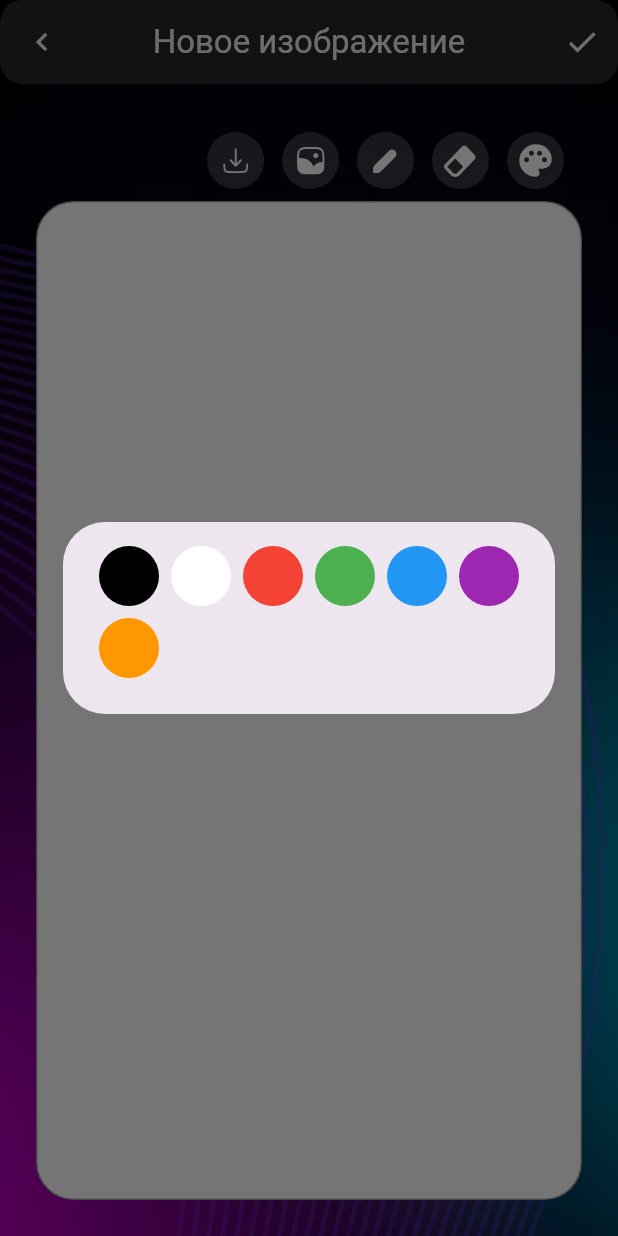
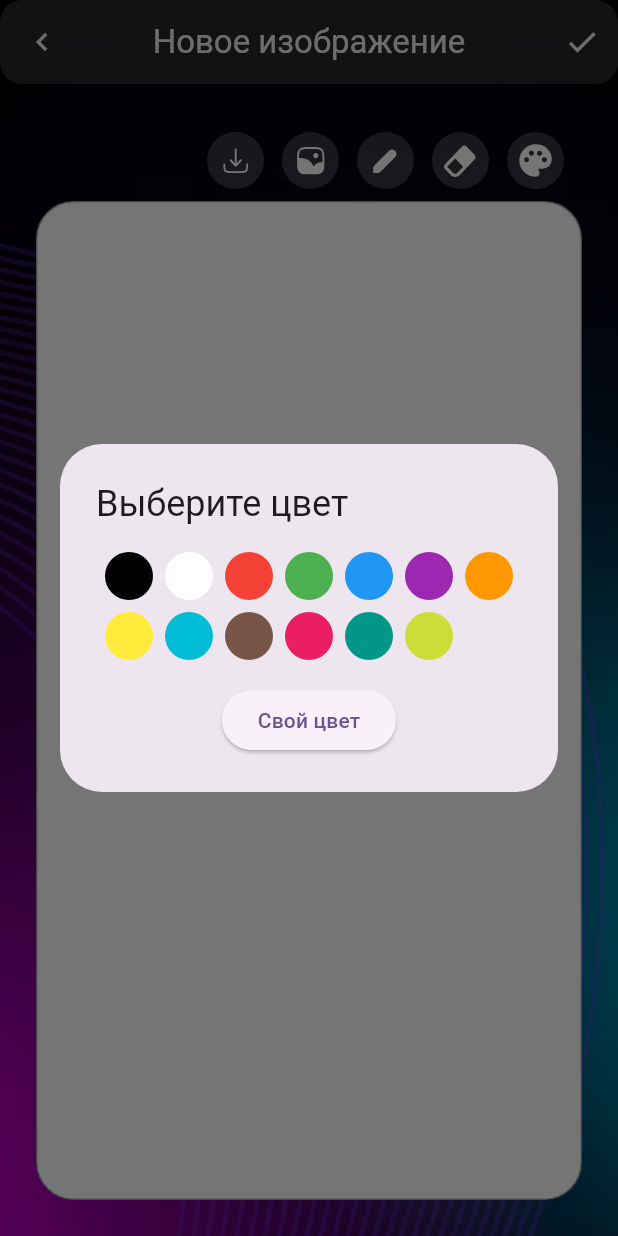
Before and after one commit to Zabalkanskiy/Aeza_Flutter, a Flutter app: the EditorPage screen opened by its route, after a tap on an icon or button, on a phone screen of 412 x 824 dp. Run offline on Flutter 3.47's test engine with Material 3 defaults, Android fonts, the phone set to English and light mode, and no system bars; our stand-ins replace bloc, cloud_firestore, dio, equatable, firebase_auth, firebase_core and 9 more; missing offline and left inert: image_gallery_saver_plus; accounts and stored records are empty; generated files the repository leaves out were written again.

Commit message:
add color picker

```diff
--- a/lib/feature/editor/view/editor_page.dart
+++ b/lib/feature/editor/view/editor_page.dart
@@ -4,6 +4,7 @@ import 'dart:ui' as ui;
 import 'dart:convert';
 import 'package:flutter/rendering.dart';
 import 'package:flutter/material.dart';
+import 'package:flutter_colorpicker/flutter_colorpicker.dart';
 import 'package:flutter_svg/svg.dart';
 import 'package:image_gallery_saver_plus/image_gallery_saver_plus.dart';
 import 'package:image_picker/image_picker.dart';
@@ -33,7 +34,6 @@ class _EditorPageState extends State<EditorPage> {
   final List<_Stroke> _strokes = [];
   _Stroke? _current;
   bool _isImageLoading = false;
-  String? _firebasePath; // Добавьте это
 
   @override
   void initState() {
@@ -541,14 +541,8 @@ class _Toolbar extends StatelessWidget {
           SizedBox(width: 12),
           GestureDetector(
             onTap: () async {
-              final c = await showDialog<Color?>(
-                context: context,
-                builder: (_) => AlertDialog(
-                  content: Wrap(
-                    spacing: 8,
-                    runSpacing: 8,
-                    children:
-                        [
+              // Список стандартных цветов
+              final standardColors = [
                 Colors.black,
                 Colors.white,
                 Colors.red,
@@ -556,21 +550,82 @@ class _Toolbar extends StatelessWidget {
                 Colors.blue,
                 Colors.purple,
                 Colors.orange,
-                            ]
+                Colors.yellow,
+                Colors.cyan,
+                Colors.brown,
+                Colors.pink,
+                Colors.teal,
+                Colors.lime,
+              ];
+
+              // Показываем диалог выбора цвета
+              final selectedColor = await showDialog<Color?>(
+                context: context,
+                builder: (_) => AlertDialog(
+                  title: const Text('Выберите цвет'),
+                  content: SingleChildScrollView(
+                    child: Column(
+                      mainAxisSize: MainAxisSize.min,
+                      children: [
+                        Wrap(
+                          spacing: 8,
+                          runSpacing: 8,
+                          children: standardColors
                               .map(
                                 (c) => InkWell(
                               onTap: () => Navigator.pop(context, c),
-                                child: CircleAvatar(backgroundColor: c),
+                              child: CircleAvatar(backgroundColor: c, radius: 16),
                             ),
                           )
                               .toList(),
                         ),
+                        const SizedBox(height: 16),
+                        // Кнопка для открытия color picker
+                        ElevatedButton(
+                          onPressed: () async {
+                            // Закрываем текущий диалог и откроем color picker
+                            Navigator.pop(context);
+                            Color pickerColor = color; // текущий цвет
+                            final picked = await showDialog<Color?>(
+                              context: context,
+                              builder: (_) => AlertDialog(
+                                title: const Text('Выберите свой цвет'),
+                                content: SizedBox(
+                                  width: 300,
+                                  height: 400,
+                                  child: ColorPicker(
+                                    pickerColor: pickerColor,
+                                    onColorChanged: (c) => pickerColor = c,
+                                    enableAlpha: false,
+                                    pickerAreaHeightPercent: 0.8,
+                                  ),
+                                ),
+                                actions: [
+                                  TextButton(
+                                    onPressed: () => Navigator.of(context).pop(),
+                                    child: const Text('Отмена'),
+                                  ),
+                                  TextButton(
+                                    onPressed: () => Navigator.of(context).pop(pickerColor),
+                                    child: const Text('Выбрать'),
+                                  ),
+                                ],
                               ),
                             );
-              if (c != null) onColor(c);
+                            if (picked != null) onColor(picked);
+                          },
+                          child: const Text('Свой цвет'),
+                        ),
+                      ],
+                    ),
+                  ),
+                ),
+              );
+
+              if (selectedColor != null) onColor(selectedColor);
             },
             child: SvgPicture.asset("assets/icon/ic_palette.svg"),
-          ),
+          )
           // IconButton(
           //   onPressed: () => onEraser(!isEraser),
           //   icon: Icon(isEraser ? Icons.brush : Icons.cleaning_services),
```
Lines whose indentation alone changed are shown as unchanged.
